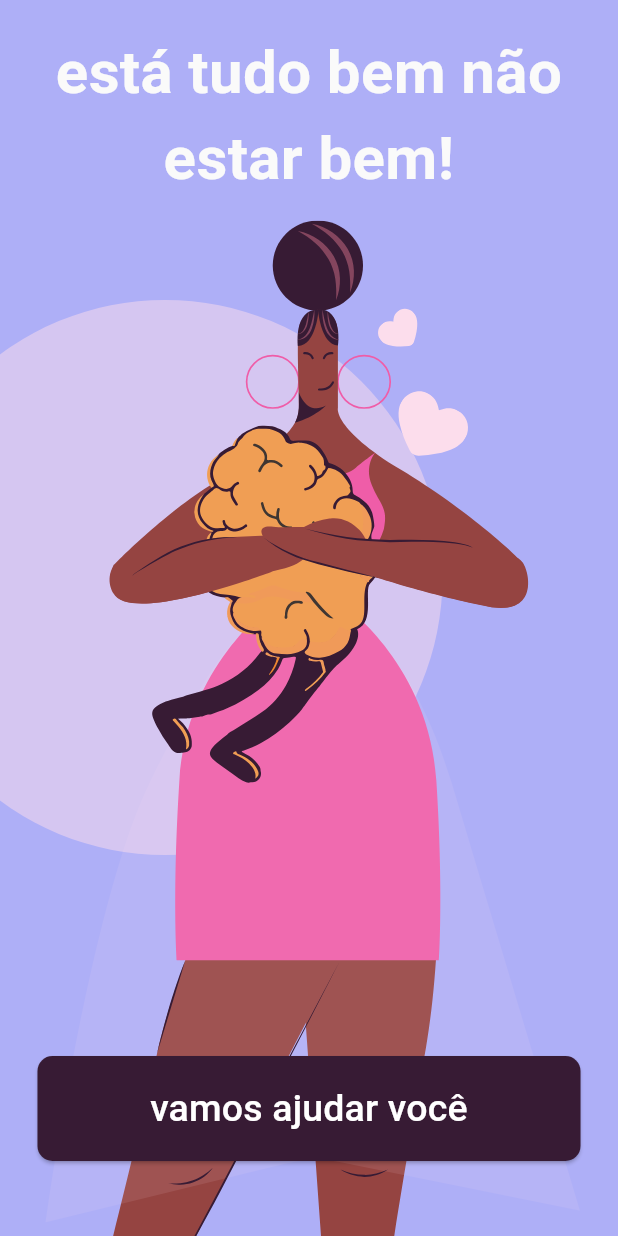
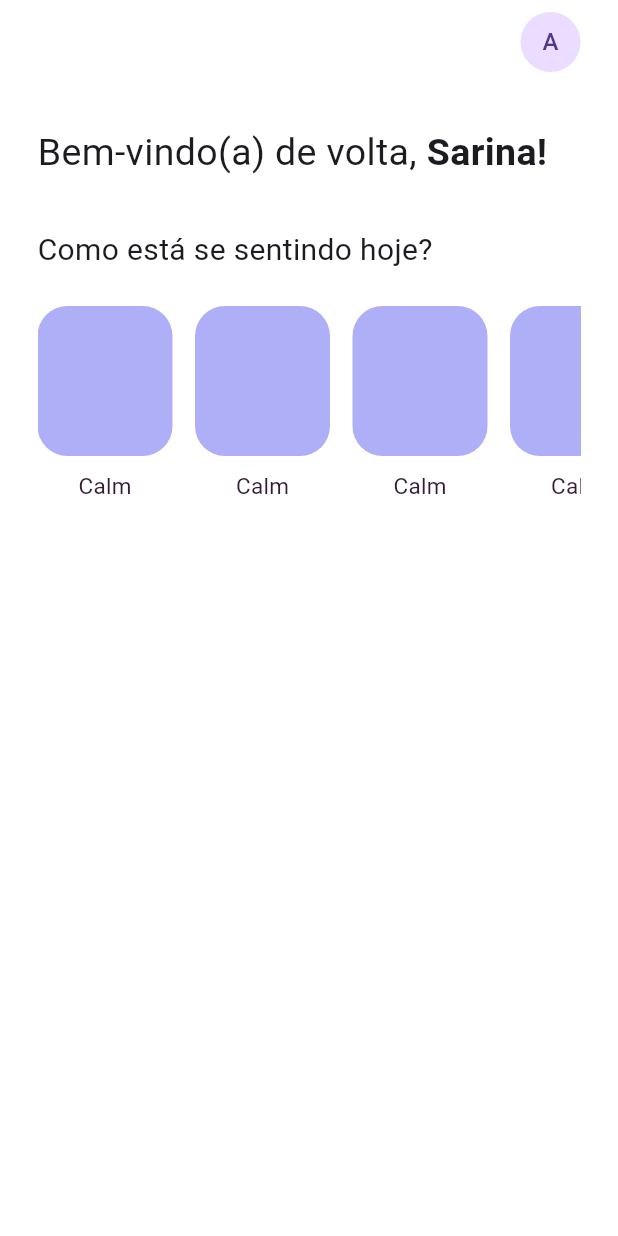
Before and after one commit to maisaamadeu/flutter_mental_health, a Flutter app: the screen it shows after launch, after a tap on "vamos ajudar você", on a phone screen of 412 x 824 dp. Run offline on Flutter 3.47's test engine with Material 2 defaults, Android fonts, the light colour scheme and no system bars; our stand-ins replace flutter_svg, google_fonts; Roboto replaces fonts that are missing (Alegreya).

Commit message:
inicio da home page

```diff
--- a/lib/app/screens/home_screen.dart
+++ b/lib/app/screens/home_screen.dart
@@ -0,0 +1,107 @@
+import 'package:flutter/material.dart';
+import 'package:google_fonts/google_fonts.dart';
+
+class HomeScreen extends StatelessWidget {
+  const HomeScreen({super.key});
+
+  @override
+  Widget build(BuildContext context) {
+    return Scaffold(
+      backgroundColor: Colors.white,
+      appBar: AppBar(
+        elevation: 0,
+        backgroundColor: Colors.transparent,
+        scrolledUnderElevation: 0,
+        actions: const [
+          CircleAvatar(
+            child: Text(
+              'A',
+            ),
+          ),
+          SizedBox(
+            width: 25,
+          ),
+        ],
+      ),
+      body: SafeArea(
+        child: Padding(
+          padding: const EdgeInsets.symmetric(
+            horizontal: 25,
+          ),
+          child: Column(
+            crossAxisAlignment: CrossAxisAlignment.stretch,
+            children: [
+              const SizedBox(
+                height: 28,
+              ),
+              Text.rich(
+                TextSpan(
+                  text: 'Bem-vindo(a) de volta, ',
+                  style: GoogleFonts.alegreya(
+                    fontSize: 25,
+                  ),
+                  children: [
+                    const TextSpan(
+                      text: 'Sarina!',
+                      style: TextStyle(
+                        fontWeight: FontWeight.bold,
+                      ),
+                    ),
+                  ],
+                ),
+              ),
+              const SizedBox(
+                height: 32,
+              ),
+              Text(
+                'Como está se sentindo hoje?',
+                style: GoogleFonts.alegreyaSans(
+                  fontSize: 20,
+                ),
+              ),
+              const SizedBox(
+                height: 23,
+              ),
+              SizedBox(
+                height: 130,
+                child: ListView.builder(
+                  itemCount: 5,
+                  padding: EdgeInsets.zero,
+                  scrollDirection: Axis.horizontal,
+                  itemBuilder: (context, index) => Container(
+                    margin: EdgeInsets.only(
+                      right: index == 5 ? 0 : 15,
+                    ),
+                    child: Column(
+                      mainAxisAlignment: MainAxisAlignment.spaceBetween,
+                      children: [
+                        Container(
+                          width: 90,
+                          height: 100,
+                          decoration: ShapeDecoration(
+                            color: const Color(0xFFAEAFF7),
+                            shape: RoundedRectangleBorder(
+                              borderRadius: BorderRadius.circular(20),
+                            ),
+                          ),
+                        ),
+                        Text(
+                          'Calm',
+                          textAlign: TextAlign.center,
+                          style: GoogleFonts.alegreyaSans(
+                            color: const Color(0xFF371B34),
+                            fontSize: 15,
+                          ),
+                        ),
+                      ],
+                    ),
+                  ),
+                ),
+              )
+            ],
+          ),
+        ),
+      ),
+    );
+  }
+}
--- a/lib/app/screens/onboarding_screen.dart
+++ b/lib/app/screens/onboarding_screen.dart
@@ -1,5 +1,6 @@
 // Importa os pacotes necessários.
 import 'package:flutter/material.dart';
+import 'package:flutter_mental_health/app/screens/home_screen.dart';
 import 'package:flutter_svg/flutter_svg.dart';
 import 'package:google_fonts/google_fonts.dart';
 
@@ -59,7 +60,7 @@ class OnboardingScreen extends StatelessWidget {
                 ),
                 // Imagem SVG no meio da tela.
                 Positioned(
-                  top: 100,
+                  top: 110,
                   left: 0,
                   right: 0,
                   child: SvgPicture.asset(
@@ -76,7 +77,13 @@ class OnboardingScreen extends StatelessWidget {
                     width: screenSize.width,
                     height: 70,
                     child: ElevatedButton(
-                      onPressed: () {},
+                      onPressed: () {
+                        Navigator.of(context).pushAndRemoveUntil(
+                            MaterialPageRoute(
+                              builder: (context) => HomeScreen(),
+                            ),
+                            (route) => false);
+                      },
                       style: ElevatedButton.styleFrom(
                         backgroundColor: _buttonColor,
                         shape: RoundedRectangleBorder(
```
